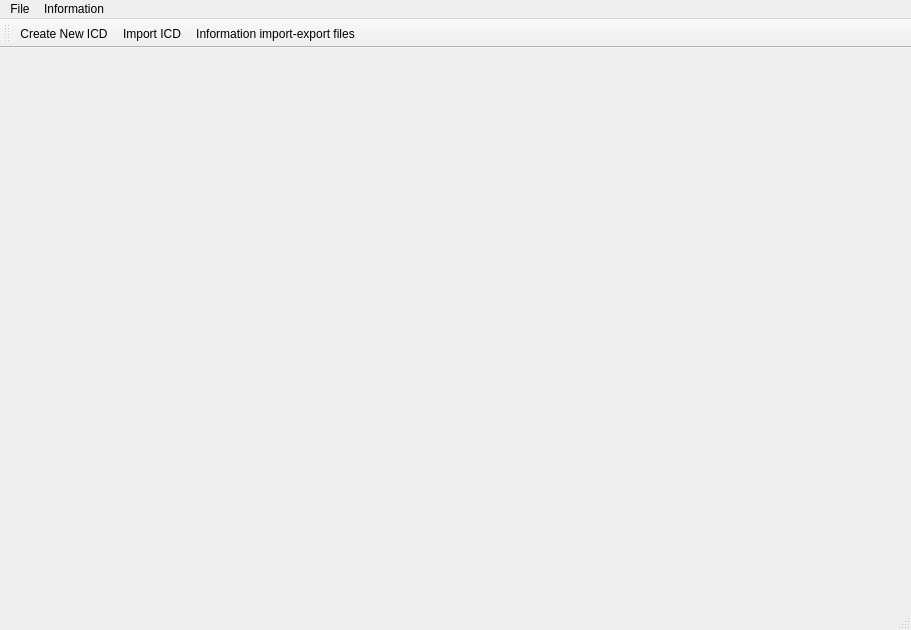
This is QtGuiApplication14/QtGuiApplication14.ui in AslihanPamuk/QtGuiApplication14 as Qt 5 draws it before an edit. The edited form follows.
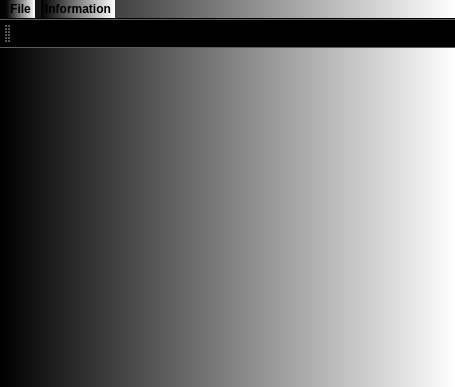
This is the edited form. Icons and pictures are not drawn.

What changed in the file:
```diff
--- a/QtGuiApplication14/QtGuiApplication14.ui
+++ b/QtGuiApplication14/QtGuiApplication14.ui
@@ -6,12 +6,661 @@
    <rect>
     <x>0</x>
     <y>0</y>
-    <width>911</width>
-    <height>630</height>
+    <width>455</width>
+    <height>387</height>
    </rect>
   </property>
+  <property name="palette">
+   <palette>
+    <active>
+     <colorrole role="WindowText">
+      <brush brushstyle="SolidPattern">
+       <color alpha="255">
+        <red>255</red>
+        <green>255</green>
+        <blue>255</blue>
+       </color>
+      </brush>
+     </colorrole>
+     <colorrole role="Button">
+      <brush brushstyle="LinearGradientPattern">
+       <gradient startx="0.000000000000000" starty="0.000000000000000" endx="1.000000000000000" endy="0.000000000000000" type="LinearGradient" spread="PadSpread" coordinatemode="ObjectBoundingMode">
+        <gradientstop position="0.000000000000000">
+         <color alpha="255">
+          <red>0</red>
+          <green>0</green>
+          <blue>0</blue>
+         </color>
+        </gradientstop>
+        <gradientstop position="1.000000000000000">
+         <color alpha="255">
+          <red>255</red>
+          <green>255</green>
+          <blue>255</blue>
+         </color>
+        </gradientstop>
+       </gradient>
+      </brush>
+     </colorrole>
+     <colorrole role="Light">
+      <brush brushstyle="SolidPattern">
+       <color alpha="255">
+        <red>22</red>
+        <green>22</green>
+        <blue>22</blue>
+       </color>
+      </brush>
+     </colorrole>
+     <colorrole role="Midlight">
+      <brush brushstyle="SolidPattern">
+       <color alpha="255">
+        <red>18</red>
+        <green>18</green>
+        <blue>18</blue>
+       </color>
+      </brush>
+     </colorrole>
+     <colorrole role="Dark">
+      <brush brushstyle="SolidPattern">
+       <color alpha="255">
+        <red>7</red>
+        <green>7</green>
+        <blue>7</blue>
+       </color>
+      </brush>
+     </colorrole>
+     <colorrole role="Mid">
+      <brush brushstyle="SolidPattern">
+       <color alpha="255">
+        <red>10</red>
+        <green>10</green>
+        <blue>10</blue>
+       </color>
+      </brush>
+     </colorrole>
+     <colorrole role="Text">
+      <brush brushstyle="SolidPattern">
+       <color alpha="255">
+        <red>255</red>
+        <green>255</green>
+        <blue>255</blue>
+       </color>
+      </brush>
+     </colorrole>
+     <colorrole role="BrightText">
+      <brush brushstyle="SolidPattern">
+       <color alpha="255">
+        <red>255</red>
+        <green>255</green>
+        <blue>255</blue>
+       </color>
+      </brush>
+     </colorrole>
+     <colorrole role="ButtonText">
+      <brush brushstyle="SolidPattern">
+       <color alpha="255">
+        <red>0</red>
+        <green>0</green>
+        <blue>0</blue>
+       </color>
+      </brush>
+     </colorrole>
+     <colorrole role="Base">
+      <brush brushstyle="LinearGradientPattern">
+       <gradient startx="0.000000000000000" starty="0.000000000000000" endx="1.000000000000000" endy="0.000000000000000" type="LinearGradient" spread="PadSpread" coordinatemode="ObjectBoundingMode">
+        <gradientstop position="0.000000000000000">
+         <color alpha="255">
+          <red>0</red>
+          <green>0</green>
+          <blue>0</blue>
+         </color>
+        </gradientstop>
+        <gradientstop position="1.000000000000000">
+         <color alpha="255">
+          <red>255</red>
+          <green>255</green>
+          <blue>255</blue>
+         </color>
+        </gradientstop>
+       </gradient>
+      </brush>
+     </colorrole>
+     <colorrole role="Window">
+      <brush brushstyle="LinearGradientPattern">
+       <gradient startx="0.000000000000000" starty="0.000000000000000" endx="1.000000000000000" endy="0.000000000000000" type="LinearGradient" spread="PadSpread" coordinatemode="ObjectBoundingMode">
+        <gradientstop position="0.000000000000000">
+         <color alpha="255">
+          <red>0</red>
+          <green>0</green>
+          <blue>0</blue>
+         </color>
+        </gradientstop>
+        <gradientstop position="1.000000000000000">
+         <color alpha="255">
+          <red>255</red>
+          <green>255</green>
+          <blue>255</blue>
+         </color>
+        </gradientstop>
+       </gradient>
+      </brush>
+     </colorrole>
+     <colorrole role="Shadow">
+      <brush brushstyle="SolidPattern">
+       <color alpha="255">
+        <red>0</red>
+        <green>0</green>
+        <blue>0</blue>
+       </color>
+      </brush>
+     </colorrole>
+     <colorrole role="Highlight">
+      <brush brushstyle="SolidPattern">
+       <color alpha="255">
+        <red>170</red>
+        <green>255</green>
+        <blue>0</blue>
+       </color>
+      </brush>
+     </colorrole>
+     <colorrole role="Link">
+      <brush brushstyle="SolidPattern">
+       <color alpha="255">
+        <red>170</red>
+        <green>255</green>
+        <blue>0</blue>
+       </color>
+      </brush>
+     </colorrole>
+     <colorrole role="AlternateBase">
+      <brush brushstyle="SolidPattern">
+       <color alpha="255">
+        <red>7</red>
+        <green>7</green>
+        <blue>7</blue>
+       </color>
+      </brush>
+     </colorrole>
+     <colorrole role="ToolTipBase">
+      <brush brushstyle="SolidPattern">
+       <color alpha="255">
+        <red>255</red>
+        <green>255</green>
+        <blue>220</blue>
+       </color>
+      </brush>
+     </colorrole>
+     <colorrole role="ToolTipText">
+      <brush brushstyle="SolidPattern">
+       <color alpha="255">
+        <red>255</red>
+        <green>245</green>
+        <blue>188</blue>
+       </color>
+      </brush>
+     </colorrole>
+     <colorrole role="PlaceholderText">
+      <brush brushstyle="SolidPattern">
+       <color alpha="128">
+        <red>255</red>
+        <green>255</green>
+        <blue>255</blue>
+       </color>
+      </brush>
+     </colorrole>
+    </active>
+    <inactive>
+     <colorrole role="WindowText">
+      <brush brushstyle="SolidPattern">
+       <color alpha="255">
+        <red>255</red>
+        <green>255</green>
+        <blue>255</blue>
+       </color>
+      </brush>
+     </colorrole>
+     <colorrole role="Button">
+      <brush brushstyle="LinearGradientPattern">
+       <gradient startx="0.000000000000000" starty="0.000000000000000" endx="1.000000000000000" endy="0.000000000000000" type="LinearGradient" spread="PadSpread" coordinatemode="ObjectBoundingMode">
+        <gradientstop position="0.000000000000000">
+         <color alpha="255">
+          <red>0</red>
+          <green>0</green>
+          <blue>0</blue>
+         </color>
+        </gradientstop>
+        <gradientstop position="1.000000000000000">
+         <color alpha="255">
+          <red>255</red>
+          <green>255</green>
+          <blue>255</blue>
+         </color>
+        </gradientstop>
+       </gradient>
+      </brush>
+     </colorrole>
+     <colorrole role="Light">
+      <brush brushstyle="SolidPattern">
+       <color alpha="255">
+        <red>22</red>
+        <green>22</green>
+        <blue>22</blue>
+       </color>
+      </brush>
+     </colorrole>
+     <colorrole role="Midlight">
+      <brush brushstyle="SolidPattern">
+       <color alpha="255">
+        <red>18</red>
+        <green>18</green>
+        <blue>18</blue>
+       </color>
+      </brush>
+     </colorrole>
+     <colorrole role="Dark">
+      <brush brushstyle="SolidPattern">
+       <color alpha="255">
+        <red>7</red>
+        <green>7</green>
+        <blue>7</blue>
+       </color>
+      </brush>
+     </colorrole>
+     <colorrole role="Mid">
+      <brush brushstyle="SolidPattern">
+       <color alpha="255">
+        <red>10</red>
+        <green>10</green>
+        <blue>10</blue>
+       </color>
+      </brush>
+     </colorrole>
+     <colorrole role="Text">
+      <brush brushstyle="SolidPattern">
+       <color alpha="255">
+        <red>255</red>
+        <green>255</green>
+        <blue>255</blue>
+       </color>
+      </brush>
+     </colorrole>
+     <colorrole role="BrightText">
+      <brush brushstyle="SolidPattern">
+       <color alpha="255">
+        <red>255</red>
+        <green>255</green>
+        <blue>255</blue>
+       </color>
+      </brush>
+     </colorrole>
+     <colorrole role="ButtonText">
+      <brush brushstyle="SolidPattern">
+       <color alpha="255">
+        <red>0</red>
+        <green>0</green>
+        <blue>0</blue>
+       </color>
+      </brush>
+     </colorrole>
+     <colorrole role="Base">
+      <brush brushstyle="LinearGradientPattern">
+       <gradient startx="0.000000000000000" starty="0.000000000000000" endx="1.000000000000000" endy="0.000000000000000" type="LinearGradient" spread="PadSpread" coordinatemode="ObjectBoundingMode">
+        <gradientstop position="0.000000000000000">
+         <color alpha="255">
+          <red>0</red>
+          <green>0</green>
+          <blue>0</blue>
+         </color>
+        </gradientstop>
+        <gradientstop position="1.000000000000000">
+         <color alpha="255">
+          <red>255</red>
+          <green>255</green>
+          <blue>255</blue>
+         </color>
+        </gradientstop>
+       </gradient>
+      </brush>
+     </colorrole>
+     <colorrole role="Window">
+      <brush brushstyle="LinearGradientPattern">
+       <gradient startx="0.000000000000000" starty="0.000000000000000" endx="1.000000000000000" endy="0.000000000000000" type="LinearGradient" spread="PadSpread" coordinatemode="ObjectBoundingMode">
+        <gradientstop position="0.000000000000000">
+         <color alpha="255">
+          <red>0</red>
+          <green>0</green>
+          <blue>0</blue>
+         </color>
+        </gradientstop>
+        <gradientstop position="1.000000000000000">
+         <color alpha="255">
+          <red>255</red>
+          <green>255</green>
+          <blue>255</blue>
+         </color>
+        </gradientstop>
+       </gradient>
+      </brush>
+     </colorrole>
+     <colorrole role="Shadow">
+      <brush brushstyle="SolidPattern">
+       <color alpha="255">
+        <red>0</red>
+        <green>0</green>
+        <blue>0</blue>
+       </color>
+      </brush>
+     </colorrole>
+     <colorrole role="Highlight">
+      <brush brushstyle="SolidPattern">
+       <color alpha="255">
+        <red>170</red>
+        <green>255</green>
+        <blue>0</blue>
+       </color>
+      </brush>
+     </colorrole>
+     <colorrole role="Link">
+      <brush brushstyle="SolidPattern">
+       <color alpha="255">
+        <red>170</red>
+        <green>255</green>
+        <blue>0</blue>
+       </color>
+      </brush>
+     </colorrole>
+     <colorrole role="AlternateBase">
+      <brush brushstyle="SolidPattern">
+       <color alpha="255">
+        <red>7</red>
+        <green>7</green>
+        <blue>7</blue>
+       </color>
+      </brush>
+     </colorrole>
+     <colorrole role="ToolTipBase">
+      <brush brushstyle="SolidPattern">
+       <color alpha="255">
+        <red>255</red>
+        <green>255</green>
+        <blue>220</blue>
+       </color>
+      </brush>
+     </colorrole>
+     <colorrole role="ToolTipText">
+      <brush brushstyle="SolidPattern">
+       <color alpha="255">
+        <red>255</red>
+        <green>245</green>
+        <blue>188</blue>
+       </color>
+      </brush>
+     </colorrole>
+     <colorrole role="PlaceholderText">
+      <brush brushstyle="SolidPattern">
+       <color alpha="128">
+        <red>255</red>
+        <green>255</green>
+        <blue>255</blue>
+       </color>
+      </brush>
+     </colorrole>
+    </inactive>
+    <disabled>
+     <colorrole role="WindowText">
+      <brush brushstyle="SolidPattern">
+       <color alpha="255">
+        <red>7</red>
+        <green>7</green>
+        <blue>7</blue>
+       </color>
+      </brush>
+     </colorrole>
+     <colorrole role="Button">
+      <brush brushstyle="LinearGradientPattern">
+       <gradient startx="0.000000000000000" starty="0.000000000000000" endx="1.000000000000000" endy="0.000000000000000" type="LinearGradient" spread="PadSpread" coordinatemode="ObjectBoundingMode">
+        <gradientstop position="0.000000000000000">
+         <color alpha="255">
+          <red>0</red>
+          <green>0</green>
+          <blue>0</blue>
+         </color>
+        </gradientstop>
+        <gradientstop position="1.000000000000000">
+         <color alpha="255">
+          <red>255</red>
+          <green>255</green>
+          <blue>255</blue>
+         </color>
+        </gradientstop>
+       </gradient>
+      </brush>
+     </colorrole>
+     <colorrole role="Light">
+      <brush brushstyle="SolidPattern">
+       <color alpha="255">
+        <red>22</red>
+        <green>22</green>
+        <blue>22</blue>
+       </color>
+      </brush>
+     </colorrole>
+     <colorrole role="Midlight">
+      <brush brushstyle="SolidPattern">
+       <color alpha="255">
+        <red>18</red>
+        <green>18</green>
+        <blue>18</blue>
+       </color>
+      </brush>
+     </colorrole>
+     <colorrole role="Dark">
+      <brush brushstyle="SolidPattern">
+       <color alpha="255">
+        <red>7</red>
+        <green>7</green>
+        <blue>7</blue>
+       </color>
+      </brush>
+     </colorrole>
+     <colorrole role="Mid">
+      <brush brushstyle="SolidPattern">
+       <color alpha="255">
+        <red>10</red>
+        <green>10</green>
+        <blue>10</blue>
+       </color>
+      </brush>
+     </colorrole>
+     <colorrole role="Text">
+      <brush brushstyle="SolidPattern">
+       <color alpha="255">
+        <red>7</red>
+        <green>7</green>
+        <blue>7</blue>
+       </color>
+      </brush>
+     </colorrole>
+     <colorrole role="BrightText">
+      <brush brushstyle="SolidPattern">
+       <color alpha="255">
+        <red>255</red>
+        <green>255</green>
+        <blue>255</blue>
+       </color>
+      </brush>
+     </colorrole>
+     <colorrole role="ButtonText">
+      <brush brushstyle="SolidPattern">
+       <color alpha="255">
+        <red>7</red>
+        <green>7</green>
+        <blue>7</blue>
+       </color>
+      </brush>
+     </colorrole>
+     <colorrole role="Base">
+      <brush brushstyle="LinearGradientPattern">
+       <gradient startx="0.000000000000000" starty="0.000000000000000" endx="1.000000000000000" endy="0.000000000000000" type="LinearGradient" spread="PadSpread" coordinatemode="ObjectBoundingMode">
+        <gradientstop position="0.000000000000000">
+         <color alpha="255">
+          <red>0</red>
+          <green>0</green>
+          <blue>0</blue>
+         </color>
+        </gradientstop>
+        <gradientstop position="1.000000000000000">
+         <color alpha="255">
+          <red>255</red>
+          <green>255</green>
+          <blue>255</blue>
+         </color>
+        </gradientstop>
+       </gradient>
+      </brush>
+     </colorrole>
+     <colorrole role="Window">
+      <brush brushstyle="LinearGradientPattern">
+       <gradient startx="0.000000000000000" starty="0.000000000000000" endx="1.000000000000000" endy="0.000000000000000" type="LinearGradient" spread="PadSpread" coordinatemode="ObjectBoundingMode">
+        <gradientstop position="0.000000000000000">
+         <color alpha="255">
+          <red>0</red>
+          <green>0</green>
+          <blue>0</blue>
+         </color>
+        </gradientstop>
+        <gradientstop position="1.000000000000000">
+         <color alpha="255">
+          <red>255</red>
+          <green>255</green>
+          <blue>255</blue>
+         </color>
+        </gradientstop>
+       </gradient>
+      </brush>
+     </colorrole>
+     <colorrole role="Shadow">
+      <brush brushstyle="SolidPattern">
+       <color alpha="255">
+        <red>0</red>
+        <green>0</green>
+        <blue>0</blue>
+       </color>
+      </brush>
+     </colorrole>
+     <colorrole role="Highlight">
+      <brush brushstyle="SolidPattern">
+       <color alpha="255">
+        <red>0</red>
+        <green>120</green>
+        <blue>215</blue>
+       </color>
+      </brush>
+     </colorrole>
+     <colorrole role="Link">
+      <brush brushstyle="SolidPattern">
+       <color alpha="255">
+        <red>170</red>
+        <green>255</green>
+        <blue>0</blue>
+       </color>
+      </brush>
+     </colorrole>
+     <colorrole role="AlternateBase">
+      <brush brushstyle="SolidPattern">
+       <color alpha="255">
+        <red>15</red>
+        <green>15</green>
+        <blue>15</blue>
+       </color>
+      </brush>
+     </colorrole>
+     <colorrole role="ToolTipBase">
+      <brush brushstyle="SolidPattern">
+       <color alpha="255">
+        <red>255</red>
+        <green>255</green>
+        <blue>220</blue>
+       </color>
+      </brush>
+     </colorrole>
+     <colorrole role="ToolTipText">
+      <brush brushstyle="SolidPattern">
+       <color alpha="255">
+        <red>255</red>
+        <green>245</green>
+        <blue>188</blue>
+       </color>
+      </brush>
+     </colorrole>
+     <colorrole role="PlaceholderText">
+      <brush brushstyle="SolidPattern">
+       <color alpha="128">
+        <red>255</red>
+        <green>255</green>
+        <blue>255</blue>
+       </color>
+      </brush>
+     </colorrole>
+    </disabled>
+   </palette>
+  </property>
+  <property name="font">
+   <font>
+    <family>Arial</family>
+    <pointsize>9</pointsize>
+    <weight>75</weight>
+    <italic>false</italic>
+    <bold>true</bold>
+    <underline>false</underline>
+    <strikeout>false</strikeout>
+    <stylestrategy>PreferDefault</stylestrategy>
+   </font>
+  </property>
+  <property name="mouseTracking">
+   <bool>false</bool>
+  </property>
+  <property name="tabletTracking">
+   <bool>false</bool>
+  </property>
+  <property name="focusPolicy">
+   <enum>Qt::NoFocus</enum>
+  </property>
+  <property name="contextMenuPolicy">
+   <enum>Qt::NoContextMenu</enum>
+  </property>
+  <property name="acceptDrops">
+   <bool>false</bool>
+  </property>
   <property name="windowTitle">
-   <string>QtGuiApplication14</string>
+   <string>CSV-XML Import/Export </string>
+  </property>
+  <property name="windowOpacity">
+   <double>1.000000000000000</double>
+  </property>
+  <property name="layoutDirection">
+   <enum>Qt::LeftToRight</enum>
+  </property>
+  <property name="autoFillBackground">
+   <bool>false</bool>
+  </property>
+  <property name="toolButtonStyle">
+   <enum>Qt::ToolButtonIconOnly</enum>
+  </property>
+  <property name="animated">
+   <bool>true</bool>
+  </property>
+  <property name="documentMode">
+   <bool>false</bool>
+  </property>
+  <property name="tabShape">
+   <enum>QTabWidget::Rounded</enum>
+  </property>
+  <property name="dockNestingEnabled">
+   <bool>false</bool>
+  </property>
+  <property name="unifiedTitleAndToolBarOnMac">
+   <bool>false</bool>
   </property>
   <widget class="QWidget" name="centralWidget"/>
   <widget class="QMenuBar" name="menuBar">
@@ -19,7 +668,7 @@
     <rect>
      <x>0</x>
      <y>0</y>
-     <width>911</width>
+     <width>455</width>
      <height>21</height>
     </rect>
    </property>
@@ -46,6 +695,334 @@
    <addaction name="menuInformation"/>
   </widget>
   <widget class="QToolBar" name="mainToolBar">
+   <property name="palette">
+    <palette>
+     <active>
+      <colorrole role="Button">
+       <brush brushstyle="LinearGradientPattern">
+        <gradient startx="0.000000000000000" starty="0.000000000000000" endx="1.000000000000000" endy="0.000000000000000" type="LinearGradient" spread="PadSpread" coordinatemode="ObjectBoundingMode">
+         <gradientstop position="0.000000000000000">
+          <color alpha="255">
+           <red>0</red>
+           <green>0</green>
+           <blue>0</blue>
+          </color>
+         </gradientstop>
+         <gradientstop position="1.000000000000000">
+          <color alpha="255">
+           <red>255</red>
+           <green>255</green>
+           <blue>255</blue>
+          </color>
+         </gradientstop>
+        </gradient>
+       </brush>
+      </colorrole>
+      <colorrole role="Base">
+       <brush brushstyle="LinearGradientPattern">
+        <gradient startx="0.000000000000000" starty="0.000000000000000" endx="1.000000000000000" endy="0.000000000000000" type="LinearGradient" spread="PadSpread" coordinatemode="ObjectBoundingMode">
+         <gradientstop position="0.000000000000000">
+          <color alpha="255">
+           <red>0</red>
+           <green>0</green>
+           <blue>0</blue>
+          </color>
+         </gradientstop>
+         <gradientstop position="1.000000000000000">
+          <color alpha="255">
+           <red>255</red>
+           <green>255</green>
+           <blue>255</blue>
+          </color>
+         </gradientstop>
+        </gradient>
+       </brush>
+      </colorrole>
+      <colorrole role="Window">
+       <brush brushstyle="LinearGradientPattern">
+        <gradient startx="0.000000000000000" starty="0.000000000000000" endx="1.000000000000000" endy="0.000000000000000" type="LinearGradient" spread="PadSpread" coordinatemode="ObjectBoundingMode">
+         <gradientstop position="0.000000000000000">
+          <color alpha="255">
+           <red>0</red>
+           <green>0</green>
+           <blue>0</blue>
+          </color>
+         </gradientstop>
+         <gradientstop position="1.000000000000000">
+          <color alpha="255">
+           <red>255</red>
+           <green>255</green>
+           <blue>255</blue>
+          </color>
+         </gradientstop>
+        </gradient>
+       </brush>
+      </colorrole>
+      <colorrole role="Highlight">
+       <brush brushstyle="SolidPattern">
+        <color alpha="255">
+         <red>255</red>
+         <green>170</green>
+         <blue>255</blue>
+        </color>
+       </brush>
+      </colorrole>
+      <colorrole role="HighlightedText">
+       <brush brushstyle="SolidPattern">
+        <color alpha="255">
+         <red>85</red>
+         <green>255</green>
+         <blue>255</blue>
+        </color>
+       </brush>
+      </colorrole>
+      <colorrole role="Link">
+       <brush brushstyle="SolidPattern">
+        <color alpha="255">
+         <red>255</red>
+         <green>170</green>
+         <blue>255</blue>
+        </color>
+       </brush>
+      </colorrole>
+      <colorrole role="ToolTipBase">
+       <brush brushstyle="SolidPattern">
+        <color alpha="255">
+         <red>0</red>
+         <green>0</green>
+         <blue>0</blue>
+        </color>
+       </brush>
+      </colorrole>
+      <colorrole role="PlaceholderText">
+       <brush brushstyle="SolidPattern">
+        <color alpha="128">
+         <red>255</red>
+         <green>170</green>
+         <blue>0</blue>
+        </color>
+       </brush>
+      </colorrole>
+     </active>
+     <inactive>
+      <colorrole role="Button">
+       <brush brushstyle="LinearGradientPattern">
+        <gradient startx="0.000000000000000" starty="0.000000000000000" endx="1.000000000000000" endy="0.000000000000000" type="LinearGradient" spread="PadSpread" coordinatemode="ObjectBoundingMode">
+         <gradientstop position="0.000000000000000">
+          <color alpha="255">
+           <red>0</red>
+           <green>0</green>
+           <blue>0</blue>
+          </color>
+         </gradientstop>
+         <gradientstop position="1.000000000000000">
+          <color alpha="255">
+           <red>255</red>
+           <green>255</green>
+           <blue>255</blue>
+          </color>
+         </gradientstop>
+        </gradient>
+       </brush>
+      </colorrole>
+      <colorrole role="Base">
+       <brush brushstyle="LinearGradientPattern">
+        <gradient startx="0.000000000000000" starty="0.000000000000000" endx="1.000000000000000" endy="0.000000000000000" type="LinearGradient" spread="PadSpread" coordinatemode="ObjectBoundingMode">
+         <gradientstop position="0.000000000000000">
+          <color alpha="255">
+           <red>0</red>
+           <green>0</green>
+           <blue>0</blue>
+          </color>
+         </gradientstop>
+         <gradientstop position="1.000000000000000">
+          <color alpha="255">
+           <red>255</red>
+           <green>255</green>
+           <blue>255</blue>
+          </color>
+         </gradientstop>
+        </gradient>
+       </brush>
+      </colorrole>
+      <colorrole role="Window">
+       <brush brushstyle="LinearGradientPattern">
+        <gradient startx="0.000000000000000" starty="0.000000000000000" endx="1.000000000000000" endy="0.000000000000000" type="LinearGradient" spread="PadSpread" coordinatemode="ObjectBoundingMode">
+         <gradientstop position="0.000000000000000">
+          <color alpha="255">
+           <red>0</red>
+           <green>0</green>
+           <blue>0</blue>
+          </color>
+         </gradientstop>
+         <gradientstop position="1.000000000000000">
+          <color alpha="255">
+           <red>255</red>
+           <green>255</green>
+           <blue>255</blue>
+          </color>
+         </gradientstop>
+        </gradient>
+       </brush>
+      </colorrole>
+      <colorrole role="Highlight">
+       <brush brushstyle="SolidPattern">
+        <color alpha="255">
+         <red>255</red>
+         <green>170</green>
+         <blue>255</blue>
+        </color>
+       </brush>
+      </colorrole>
+      <colorrole role="HighlightedText">
+       <brush brushstyle="SolidPattern">
+        <color alpha="255">
+         <red>85</red>
+         <green>255</green>
+         <blue>255</blue>
+        </color>
+       </brush>
+      </colorrole>
+      <colorrole role="Link">
+       <brush brushstyle="SolidPattern">
+        <color alpha="255">
+         <red>255</red>
+         <green>170</green>
+         <blue>255</blue>
+        </color>
+       </brush>
+      </colorrole>
+      <colorrole role="ToolTipBase">
+       <brush brushstyle="SolidPattern">
+        <color alpha="255">
+         <red>0</red>
+         <green>0</green>
+         <blue>0</blue>
+        </color>
+       </brush>
+      </colorrole>
+      <colorrole role="PlaceholderText">
+       <brush brushstyle="SolidPattern">
+        <color alpha="128">
+         <red>255</red>
+         <green>170</green>
+         <blue>0</blue>
+        </color>
+       </brush>
+      </colorrole>
+     </inactive>
+     <disabled>
+      <colorrole role="Button">
+       <brush brushstyle="LinearGradientPattern">
+        <gradient startx="0.000000000000000" starty="0.000000000000000" endx="1.000000000000000" endy="0.000000000000000" type="LinearGradient" spread="PadSpread" coordinatemode="ObjectBoundingMode">
+         <gradientstop position="0.000000000000000">
+          <color alpha="255">
+           <red>0</red>
+           <green>0</green>
+           <blue>0</blue>
+          </color>
+         </gradientstop>
+         <gradientstop position="1.000000000000000">
+          <color alpha="255">
+           <red>255</red>
+           <green>255</green>
+           <blue>255</blue>
+          </color>
+         </gradientstop>
+        </gradient>
+       </brush>
+      </colorrole>
+      <colorrole role="Base">
+       <brush brushstyle="LinearGradientPattern">
+        <gradient startx="0.000000000000000" starty="0.000000000000000" endx="1.000000000000000" endy="0.000000000000000" type="LinearGradient" spread="PadSpread" coordinatemode="ObjectBoundingMode">
+         <gradientstop position="0.000000000000000">
+          <color alpha="255">
+           <red>0</red>
+           <green>0</green>
+           <blue>0</blue>
+          </color>
+         </gradientstop>
+         <gradientstop position="1.000000000000000">
+          <color alpha="255">
+           <red>255</red>
+           <green>255</green>
+           <blue>255</blue>
+          </color>
+         </gradientstop>
+        </gradient>
+       </brush>
+      </colorrole>
+      <colorrole role="Window">
+       <brush brushstyle="LinearGradientPattern">
+        <gradient startx="0.000000000000000" starty="0.000000000000000" endx="1.000000000000000" endy="0.000000000000000" type="LinearGradient" spread="PadSpread" coordinatemode="ObjectBoundingMode">
+         <gradientstop position="0.000000000000000">
+          <color alpha="255">
+           <red>0</red>
+           <green>0</green>
+           <blue>0</blue>
+          </color>
+         </gradientstop>
+         <gradientstop position="1.000000000000000">
+          <color alpha="255">
+           <red>255</red>
+           <green>255</green>
+           <blue>255</blue>
+          </color>
+         </gradientstop>
+        </gradient>
+       </brush>
+      </colorrole>
+      <colorrole role="Highlight">
+       <brush brushstyle="SolidPattern">
+        <color alpha="255">
+         <red>0</red>
+         <green>120</green>
+         <blue>215</blue>
+        </color>
+       </brush>
+      </colorrole>
+      <colorrole role="HighlightedText">
+       <brush brushstyle="SolidPattern">
+        <color alpha="255">
+         <red>85</red>
+         <green>255</green>
+         <blue>255</blue>
+        </color>
+       </brush>
+      </colorrole>
+      <colorrole role="Link">
+       <brush brushstyle="SolidPattern">
+        <color alpha="255">
+         <red>255</red>
+         <green>170</green>
+         <blue>255</blue>
+        </color>
+       </brush>
+      </colorrole>
+      <colorrole role="ToolTipBase">
+       <brush brushstyle="SolidPattern">
+        <color alpha="255">
+         <red>0</red>
+         <green>0</green>
+         <blue>0</blue>
+        </color>
+       </brush>
+      </colorrole>
+      <colorrole role="PlaceholderText">
+       <brush brushstyle="SolidPattern">
+        <color alpha="128">
+         <red>255</red>
+         <green>170</green>
+         <blue>0</blue>
+        </color>
+       </brush>
+      </colorrole>
+     </disabled>
+    </palette>
+   </property>
+   <property name="styleSheet">
+    <string notr="true">selection-color: rgb(85, 255, 255);</string>
+   </property>
    <attribute name="toolBarArea">
     <enum>TopToolBarArea</enum>
    </attribute>
@@ -56,7 +1033,6 @@
    <addaction name="importICD"/>
    <addaction name="actionInformation"/>
   </widget>
-  <widget class="QStatusBar" name="statusBar"/>
   <action name="actionNew">
    <property name="icon">
     <iconset resource="QtGuiApplication14.qrc">
```
Left out of the diff: 562 changed lines with no effect on the pictures.
